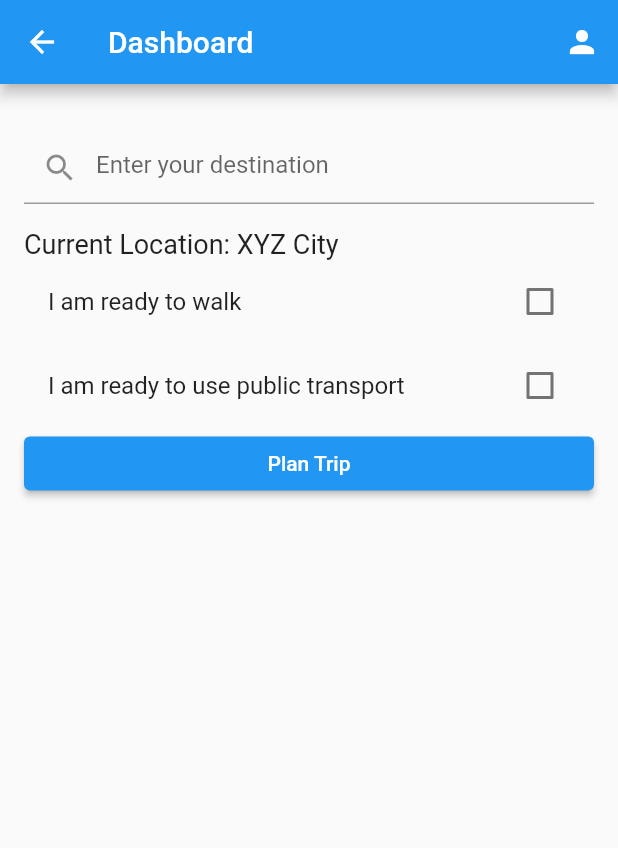
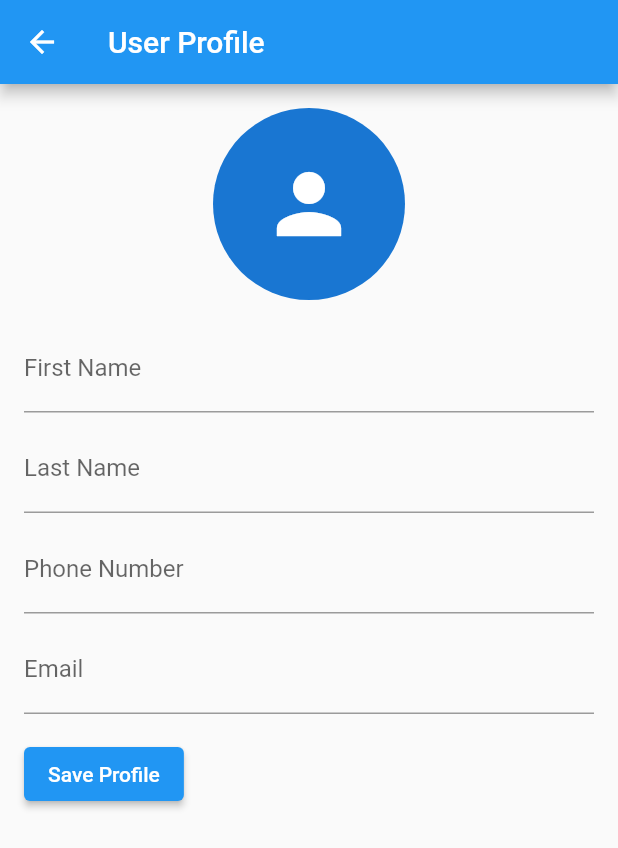
Before and after one commit to Rajkanwars15/Acrux_incode, a Flutter app: the DashboardScreen screen opened by its route, after a tap on the "person" icon, on a phone screen of 412 x 824 dp. Shown: the top 848 px of the screen. Run offline on Flutter 3.47's test engine with Material 2 defaults, Android fonts, the phone set to English and light mode, and no system bars.

Commit message:
added user profile front end

```diff
--- a/lib/DashboardScreen.dart
+++ b/lib/DashboardScreen.dart
@@ -1,4 +1,6 @@
 import 'package:flutter/material.dart';
+import 'user_profile_page.dart';
+
 
 class DashboardScreen extends StatefulWidget {
   static const routeName = '/dashboard';
@@ -67,7 +69,7 @@ class _DashboardScreenState extends State<DashboardScreen> {
           IconButton(
             icon: const Icon(Icons.person),
             onPressed: () {
-              // TODO: Implement user profile button functionality
+              Navigator.pushNamed(context, UserProfilePage.routeName);
             },
           ),
         ],
--- a/lib/main.dart
+++ b/lib/main.dart
@@ -5,6 +5,7 @@ import 'PaymentScreen.dart';
 import 'DashboardScreen.dart';
 import 'loadingscreen.dart';
 import 'loginscreen.dart';
+import 'user_profile_page.dart'; // Import the user profile page
 
 void main() => runApp(const TransitlinkApp());
 
@@ -31,8 +32,10 @@ class TransitlinkApp extends StatelessWidget {
             return MaterialPageRoute(builder: (_) => const UserPortalScreen());
           case DashboardScreen.routeName:
             return MaterialPageRoute(builder: (_) => const DashboardScreen());
+          case UserProfilePage.routeName: // Add the user profile page route
+            return MaterialPageRoute(builder: (_) => const UserProfilePage());
           default:
-            return MaterialPageRoute(builder: (_) =>const LoginScreen());
+            return MaterialPageRoute(builder: (_) => const LoginScreen());
         }
       },
     );
--- /dev/null
+++ b/lib/user_profile_page.dart
@@ -0,0 +1,105 @@
+import 'package:flutter/material.dart';
+
+class UserProfilePage extends StatefulWidget {
+  static const routeName = '/userProfile';
+
+  const UserProfilePage({Key? key}) : super(key: key);
+
+  @override
+  _UserProfilePageState createState() => _UserProfilePageState();
+}
+
+class _UserProfilePageState extends State<UserProfilePage> {
+  String? firstName;
+  String? lastName;
+  String? phoneNumber;
+  String? email;
+  String? profilePictureUrl; // You can store the URL or file path of the profile picture here
+
+  void saveProfile() {
+    // Implement your logic here for saving the user profile
+    // You can access the entered values (firstName, lastName, phoneNumber, email) and the profile picture (profilePictureUrl) here
+  }
+
+  @override
+  Widget build(BuildContext context) {
+    return Scaffold(
+      appBar: AppBar(
+        title: const Text('User Profile'),
+      ),
+      body: SingleChildScrollView(
+        padding: const EdgeInsets.all(16.0),
+        child: Column(
+          crossAxisAlignment: CrossAxisAlignment.start,
+          children: [
+            Center(
+              child: GestureDetector(
+                onTap: () {
+                  // TODO: Implement profile picture selection functionality
+                },
+                child: CircleAvatar(
+                  radius: 64,
+                  backgroundImage: profilePictureUrl != null
+                      ? NetworkImage(profilePictureUrl!) // Display the profile picture if available
+                      : null,
+                  child: profilePictureUrl == null
+                      ? const Icon(Icons.person, size: 64) // Display a placeholder icon if no profile picture is available
+                      : null,
+                ),
+              ),
+            ),
+            const SizedBox(height: 16.0),
+            TextFormField(
+              decoration: const InputDecoration(
+                labelText: 'First Name',
+              ),
+              onChanged: (value) {
+                setState(() {
+                  firstName = value;
+                });
+              },
+            ),
+            const SizedBox(height: 8.0),
+            TextFormField(
+              decoration: const InputDecoration(
+                labelText: 'Last Name',
+              ),
+              onChanged: (value) {
+                setState(() {
+                  lastName = value;
+                });
+              },
+            ),
+            const SizedBox(height: 8.0),
+            TextFormField(
+              decoration: const InputDecoration(
+                labelText: 'Phone Number',
+              ),
+              onChanged: (value) {
+                setState(() {
+                  phoneNumber = value;
+                });
+              },
+            ),
+            const SizedBox(height: 8.0),
+            TextFormField(
+              decoration: const InputDecoration(
+                labelText: 'Email',
+              ),
+              onChanged: (value) {
+                setState(() {
+                  email = value;
+                });
+              },
+            ),
+            const SizedBox(height: 16.0),
+            ElevatedButton(
+              onPressed: saveProfile,
+              child: const Text('Save Profile'),
+            ),
+          ],
+        ),
+      ),
+    );
+  }
+}
```
